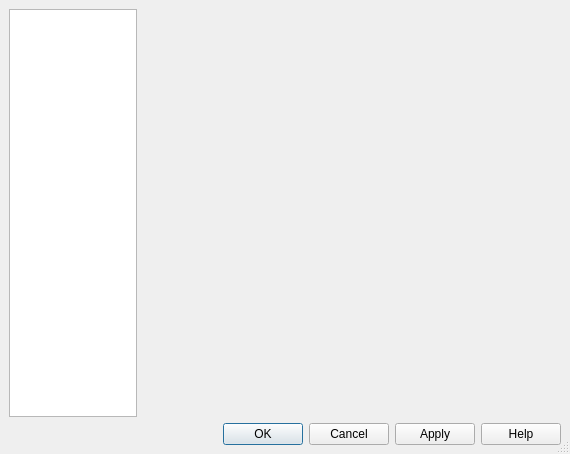
This is src/Gui/DlgPreferences.ui in berndhahnebach/All_FreeCAD as Qt 5 draws it before an edit. The edited form follows.
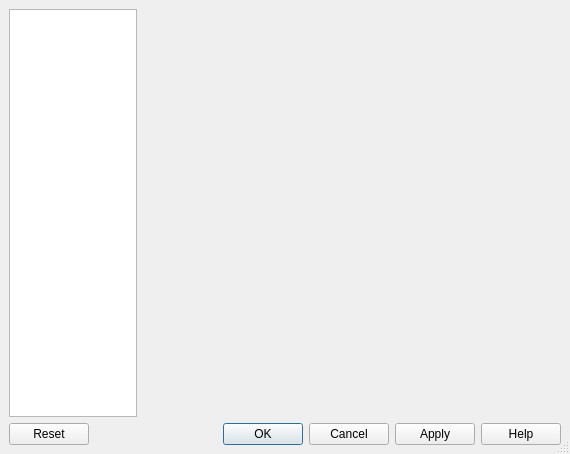
This is the edited form.

Commit message: + fixes #0002106: Add 'Default' option in Preferences

What changed in the file:
```diff
--- a/src/Gui/DlgPreferences.ui
+++ b/src/Gui/DlgPreferences.ui
@@ -88,7 +88,7 @@
    <item row="1" column="0">
     <widget class="QDialogButtonBox" name="buttonBox">
      <property name="standardButtons">
-      <set>QDialogButtonBox::Apply|QDialogButtonBox::Cancel|QDialogButtonBox::Help|QDialogButtonBox::Ok</set>
+      <set>QDialogButtonBox::Apply|QDialogButtonBox::Cancel|QDialogButtonBox::Help|QDialogButtonBox::Ok|QDialogButtonBox::Reset</set>
      </property>
     </widget>
    </item>
```
The commit also changes 2 other files.
